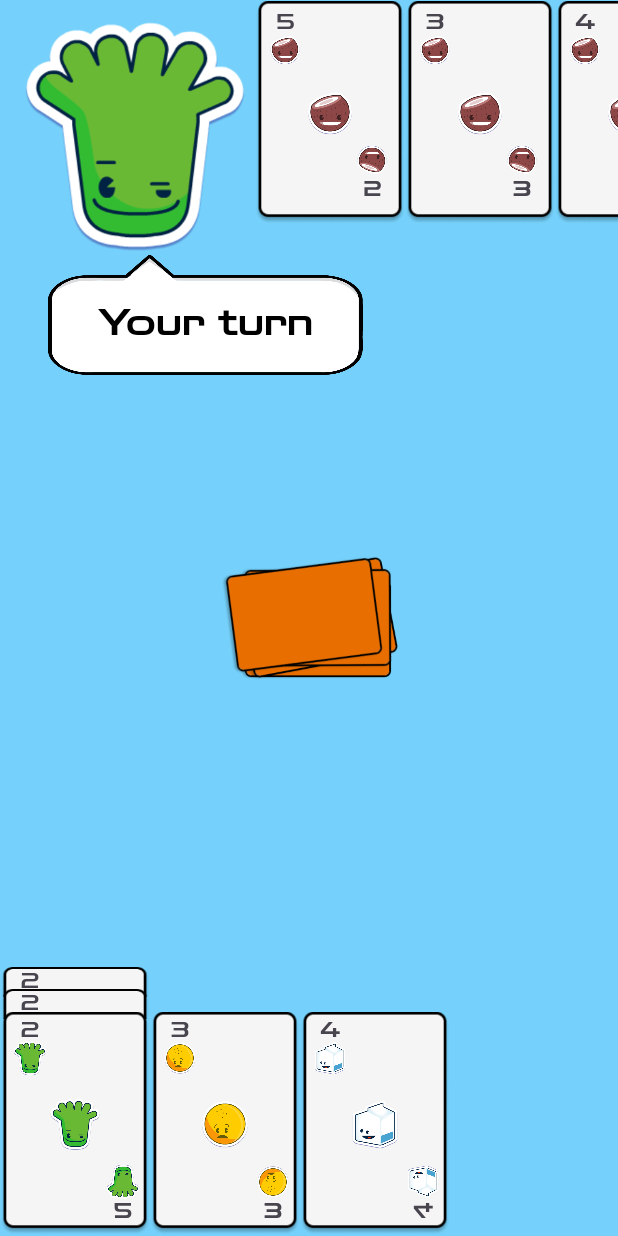
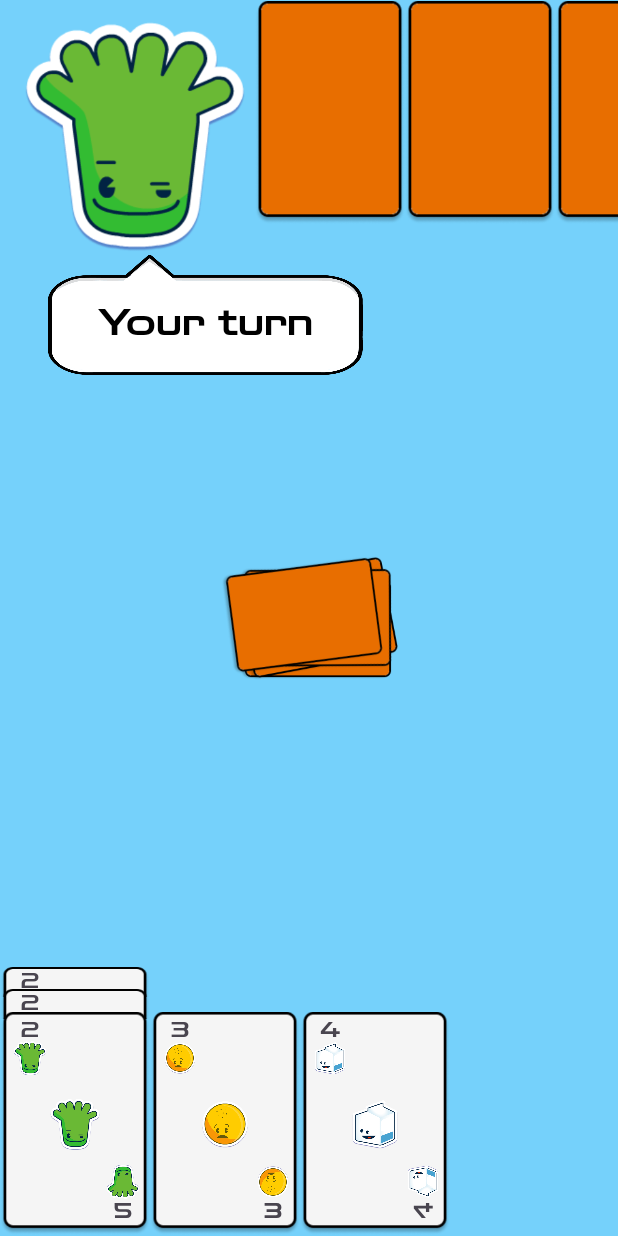
Before and after one commit to jonasbondesson84/ma23_kotlin_CardGame, an Android app: the fragment GameMode1Fragment placed in its activity, on a phone screen of 412 x 824 dp. Run offline under Robolectric (Android 15) with nearby library versions, the phone set to English and light mode, and no system bars; 4 statements that could not run were skipped.

Commit message:
just checking git

```diff
--- a/app/src/main/java/com/example/cardgame/HandOfCardSortedAdapter.kt
+++ b/app/src/main/java/com/example/cardgame/HandOfCardSortedAdapter.kt
@@ -15,11 +15,11 @@ class HandOfCardSortedAdapter(val context: Context, val handOfCardsMap: TreeMap<
     var onCardClick: ((Int, Int) -> Unit)? = null
 
     inner class ViewHolder(itemView: View): RecyclerView.ViewHolder(itemView) {
-        var tvCardTopLeft = itemView.findViewById<TextView>(R.id.tvCardTopLeftGameMode0)
-        var tvCardBottomRight = itemView.findViewById<TextView>(R.id.tvCardBottomRightGameMode0)
-        var imCardCenter = itemView.findViewById<ImageView>(R.id.imCardCenterGameMode0)
-        var imCardTopLeft = itemView.findViewById<ImageView>(R.id.imCardTopLeftGamoeMode0)
-        var imCardBottomRight = itemView.findViewById<ImageView>(R.id.imCardBottomRightGamoeMode0)
+        var tvCardTopLeft = itemView.findViewById<TextView>(R.id.tvCardTopLeftHandAdapter)
+        var tvCardBottomRight = itemView.findViewById<TextView>(R.id.tvCardBottomRightHandAdapter)
+        var imCardCenter = itemView.findViewById<ImageView>(R.id.imCardCenterHandAdapter)
+        var imCardTopLeft = itemView.findViewById<ImageView>(R.id.imCardTopLeftHandAdapter)
+        var imCardBottomRight = itemView.findViewById<ImageView>(R.id.imCardBottomRightHandAdapter)
         var imCard2 = itemView.findViewById<ImageView>(R.id.imCard2)
         var tvCard2Text = itemView.findViewById<TextView>(R.id.tvCardTopLeftCard2)
         var imCard3 = itemView.findViewById<ImageView>(R.id.imCard3)
--- a/app/src/main/java/com/example/cardgame/HandOfCardsAdapter.kt
+++ b/app/src/main/java/com/example/cardgame/HandOfCardsAdapter.kt
@@ -14,12 +14,12 @@ class HandOfCardsAdapter(val context: Context, val player: Player /*val handOfCa
     var onCardClick: ((Card, Int) -> Unit)? = null
 
     inner class ViewHolder(itemView: View) : RecyclerView.ViewHolder(itemView) {
-        var tvCardTopLeft = itemView.findViewById<TextView>(R.id.tvCardTopLeftGameMode0)
-        var tvCardBottomRight = itemView.findViewById<TextView>(R.id.tvCardBottomRightGameMode0)
-        var imCardCenter = itemView.findViewById<ImageView>(R.id.imCardCenterGameMode0)
-        var imCardTopLeft = itemView.findViewById<ImageView>(R.id.imCardTopLeftGamoeMode0)
-        var imCardBottomRight = itemView.findViewById<ImageView>(R.id.imCardBottomRightGamoeMode0)
-        var imCard = itemView.findViewById<ImageView>(R.id.imCardGameMode0)
+        var tvCardTopLeft = itemView.findViewById<TextView>(R.id.tvCardTopLeftHandAdapter)
+        var tvCardBottomRight = itemView.findViewById<TextView>(R.id.tvCardBottomRightHandAdapter)
+        var imCardCenter = itemView.findViewById<ImageView>(R.id.imCardCenterHandAdapter)
+        var imCardTopLeft = itemView.findViewById<ImageView>(R.id.imCardTopLeftHandAdapter)
+        var imCardBottomRight = itemView.findViewById<ImageView>(R.id.imCardBottomRightHandAdapter)
+        var imCard = itemView.findViewById<ImageView>(R.id.imCardHandAdapter)
         var cardPosition = 0
 
 
@@ -37,9 +37,9 @@ class HandOfCardsAdapter(val context: Context, val player: Player /*val handOfCa
 
     override fun onBindViewHolder(holder: ViewHolder, position: Int) {
         val card = player.deck[position]
-        if(player.name == "Computer") {
+        if(player.name == "computer") {  //Needs fixing, cant use name that you can change!
             hideAISymbolsOnCards(holder)
-        }
+        } else {
             holder.tvCardTopLeft.text = card.showNumberOnCard(card.number)
             holder.tvCardBottomRight.text = card.showNumberOnCard(card.number)
             holder.imCardCenter.setImageResource(card.showSuiteOnCard(card.suite))
@@ -49,6 +49,7 @@ class HandOfCardsAdapter(val context: Context, val player: Player /*val handOfCa
             holder.cardPosition = position
             holder.itemView.setOnClickListener() {
                 onCardClick?.invoke(card, position)
+            }
         }
 
 
--- a/app/src/main/res/layout/hand_card_item.xml
+++ b/app/src/main/res/layout/hand_card_item.xml
@@ -13,7 +13,7 @@
         app:layout_constraintTop_toTopOf="parent">
 
         <ImageView
-            android:id="@+id/imCardGameMode0"
+            android:id="@+id/imCardHandAdapter"
             android:layout_width="wrap_content"
             android:layout_height="wrap_content"
             android:src="@drawable/emptycard_border"
@@ -25,25 +25,25 @@
             app:layout_constraintVertical_bias="1.0" />
 
         <ImageView
-            android:id="@+id/imCardCenterGameMode0"
+            android:id="@+id/imCardCenterHandAdapter"
             android:layout_width="36dp"
             android:layout_height="36dp"
             android:src="@drawable/characters_0005"
-            app:layout_constraintBottom_toBottomOf="@+id/imCardGameMode0"
-            app:layout_constraintEnd_toEndOf="@+id/imCardGameMode0"
-            app:layout_constraintStart_toStartOf="@+id/imCardGameMode0"
-            app:layout_constraintTop_toTopOf="@+id/imCardGameMode0" />
+            app:layout_constraintBottom_toBottomOf="@+id/imCardHandAdapter"
+            app:layout_constraintEnd_toEndOf="@+id/imCardHandAdapter"
+            app:layout_constraintStart_toStartOf="@+id/imCardHandAdapter"
+            app:layout_constraintTop_toTopOf="@+id/imCardHandAdapter" />
 
         <ImageView
-            android:id="@+id/imCardTopLeftGamoeMode0"
+            android:id="@+id/imCardTopLeftHandAdapter"
             android:layout_width="24dp"
             android:layout_height="24dp"
             android:src="@drawable/characters_0005"
-            app:layout_constraintStart_toStartOf="@+id/tvCardTopLeftGameMode0"
-            app:layout_constraintTop_toBottomOf="@+id/tvCardTopLeftGameMode0" />
+            app:layout_constraintStart_toStartOf="@+id/tvCardTopLeftHandAdapter"
+            app:layout_constraintTop_toBottomOf="@+id/tvCardTopLeftHandAdapter" />
 
         <TextView
-            android:id="@+id/tvCardTopLeftGameMode0"
+            android:id="@+id/tvCardTopLeftHandAdapter"
             android:layout_width="24dp"
             android:layout_height="16dp"
             android:layout_marginStart="8dp"
@@ -55,7 +55,7 @@
             app:layout_constraintTop_toTopOf="parent" />
 
         <TextView
-            android:id="@+id/tvCardBottomRightGameMode0"
+            android:id="@+id/tvCardBottomRightHandAdapter"
             android:layout_width="24dp"
             android:layout_height="16dp"
             android:layout_marginEnd="10dp"
@@ -68,12 +68,12 @@
             app:layout_constraintEnd_toEndOf="parent" />
 
         <ImageView
-            android:id="@+id/imCardBottomRightGamoeMode0"
+            android:id="@+id/imCardBottomRightHandAdapter"
             android:layout_width="24dp"
             android:layout_height="24dp"
             android:rotationX="180"
             android:src="@drawable/characters_0005"
-            app:layout_constraintBottom_toTopOf="@+id/tvCardBottomRightGameMode0"
-            app:layout_constraintEnd_toEndOf="@+id/tvCardBottomRightGameMode0" />
+            app:layout_constraintBottom_toTopOf="@+id/tvCardBottomRightHandAdapter"
+            app:layout_constraintEnd_toEndOf="@+id/tvCardBottomRightHandAdapter" />
     </androidx.constraintlayout.widget.ConstraintLayout>
 </androidx.constraintlayout.widget.ConstraintLayout>
--- a/app/src/main/res/layout/sorted_cards_item.xml
+++ b/app/src/main/res/layout/sorted_cards_item.xml
@@ -60,9 +60,9 @@
             android:layout_height="20dp"
             android:layout_marginBottom="-5dp"
             android:scaleType="fitXY"
-            app:layout_constraintBottom_toTopOf="@+id/imCardGameMode0"
+            app:layout_constraintBottom_toTopOf="@+id/imCardHandAdapter"
             app:layout_constraintEnd_toEndOf="parent"
-            app:layout_constraintStart_toStartOf="@+id/imCardGameMode0"
+            app:layout_constraintStart_toStartOf="@+id/imCardHandAdapter"
             app:srcCompat="@drawable/emptycard_top" />
 
         <TextView
@@ -77,7 +77,7 @@
             app:layout_constraintTop_toTopOf="@+id/imCard2" />
 
         <ImageView
-            android:id="@+id/imCardGameMode0"
+            android:id="@+id/imCardHandAdapter"
             android:layout_width="wrap_content"
             android:layout_height="150dp"
             android:src="@drawable/emptycard_border"
@@ -87,25 +87,25 @@
             app:layout_constraintStart_toStartOf="parent" />
 
         <ImageView
-            android:id="@+id/imCardCenterGameMode0"
+            android:id="@+id/imCardCenterHandAdapter"
             android:layout_width="36dp"
             android:layout_height="36dp"
             android:src="@drawable/characters_0005"
-            app:layout_constraintBottom_toBottomOf="@+id/imCardGameMode0"
-            app:layout_constraintEnd_toEndOf="@+id/imCardGameMode0"
-            app:layout_constraintStart_toStartOf="@+id/imCardGameMode0"
-            app:layout_constraintTop_toTopOf="@+id/imCardGameMode0" />
+            app:layout_constraintBottom_toBottomOf="@+id/imCardHandAdapter"
+            app:layout_constraintEnd_toEndOf="@+id/imCardHandAdapter"
+            app:layout_constraintStart_toStartOf="@+id/imCardHandAdapter"
+            app:layout_constraintTop_toTopOf="@+id/imCardHandAdapter" />
 
         <ImageView
-            android:id="@+id/imCardTopLeftGamoeMode0"
+            android:id="@+id/imCardTopLeftHandAdapter"
             android:layout_width="24dp"
             android:layout_height="24dp"
             android:src="@drawable/characters_0005"
-            app:layout_constraintStart_toStartOf="@+id/tvCardTopLeftGameMode0"
-            app:layout_constraintTop_toBottomOf="@+id/tvCardTopLeftGameMode0" />
+            app:layout_constraintStart_toStartOf="@+id/tvCardTopLeftHandAdapter"
+            app:layout_constraintTop_toBottomOf="@+id/tvCardTopLeftHandAdapter" />
 
         <TextView
-            android:id="@+id/tvCardTopLeftGameMode0"
+            android:id="@+id/tvCardTopLeftHandAdapter"
             android:layout_width="24dp"
             android:layout_height="16dp"
             android:layout_marginStart="8dp"
@@ -114,10 +114,10 @@
             android:text="TextView"
             android:textAlignment="center"
             app:layout_constraintStart_toStartOf="parent"
-            app:layout_constraintTop_toTopOf="@+id/imCardGameMode0" />
+            app:layout_constraintTop_toTopOf="@+id/imCardHandAdapter" />
 
         <TextView
-            android:id="@+id/tvCardBottomRightGameMode0"
+            android:id="@+id/tvCardBottomRightHandAdapter"
             android:layout_width="24dp"
             android:layout_height="16dp"
             android:layout_marginEnd="6dp"
@@ -126,18 +126,18 @@
             android:rotationX="180"
             android:text="TextView"
             android:textAlignment="center"
-            app:layout_constraintBottom_toBottomOf="@+id/imCardGameMode0"
+            app:layout_constraintBottom_toBottomOf="@+id/imCardHandAdapter"
             app:layout_constraintEnd_toEndOf="parent" />
 
         <ImageView
-            android:id="@+id/imCardBottomRightGamoeMode0"
+            android:id="@+id/imCardBottomRightHandAdapter"
             android:layout_width="24dp"
             android:layout_height="24dp"
             android:rotationX="180"
             android:src="@drawable/characters_0005"
-            app:layout_constraintBottom_toBottomOf="@+id/imCardGameMode0"
-            app:layout_constraintBottom_toTopOf="@+id/tvCardBottomRightGameMode0"
-            app:layout_constraintEnd_toEndOf="@+id/tvCardBottomRightGameMode0" />
+            app:layout_constraintBottom_toBottomOf="@+id/imCardHandAdapter"
+            app:layout_constraintBottom_toTopOf="@+id/tvCardBottomRightHandAdapter"
+            app:layout_constraintEnd_toEndOf="@+id/tvCardBottomRightHandAdapter" />
     </androidx.constraintlayout.widget.ConstraintLayout>
 
 </androidx.constraintlayout.widget.ConstraintLayout>
```
Lines whose indentation alone changed are shown as unchanged.
